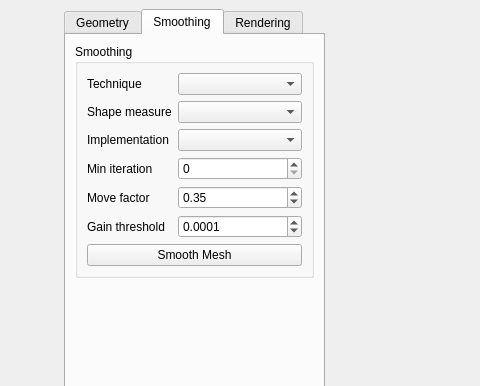
wibus/GpuMesh, file UserInterface/MainWindow.ui: the form before one commit; both pictures show x 205 to 685 and y 0 to 386 of the 800 by 600 pixel window.
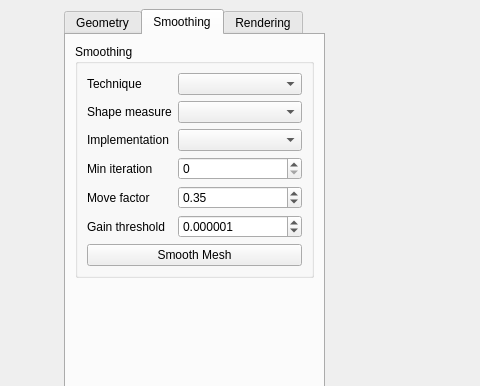
The form after the commit. The open tabs and pages were chosen to show the change.

Diff of the .ui file:
```diff
--- a/UserInterface/MainWindow.ui
+++ b/UserInterface/MainWindow.ui
@@ -205,7 +205,7 @@
            <item row="5" column="1">
             <widget class="QDoubleSpinBox" name="gainThresholdSpin">
              <property name="decimals">
-              <number>4</number>
+              <number>6</number>
              </property>
              <property name="maximum">
               <double>1.000000000000000</double>
@@ -214,7 +214,7 @@
               <double>0.000100000000000</double>
              </property>
              <property name="value">
-              <double>0.000100000000000</double>
+              <double>0.000001000000000</double>
              </property>
             </widget>
            </item>
```
Left out of the diff: 6 changed lines with no effect on the pictures.
